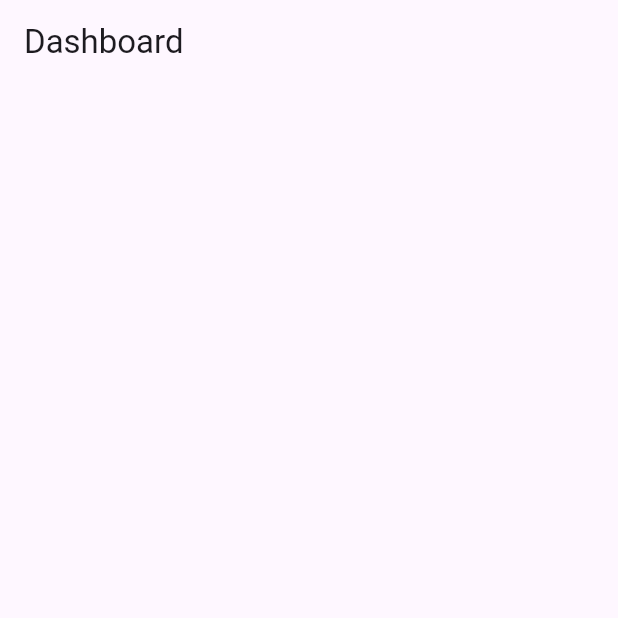
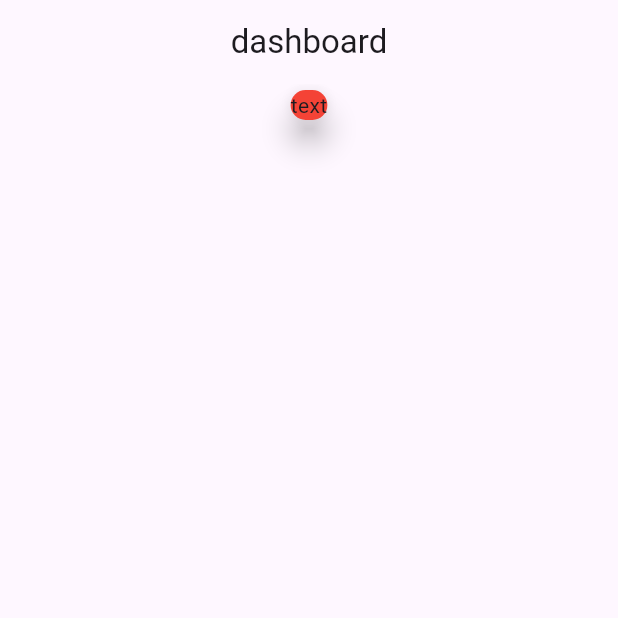
Before and after one commit to AbdulReyza/week8, a Flutter app: the screen it shows after launch, on a phone screen of 412 x 824 dp, the top half of it. Run offline on Flutter 3.47's test engine with Material 3 defaults, Android fonts, the phone set to English and light mode, and no system bars.

Commit message:
membuat text di tengah dengan warna

```diff
--- a/lib/pages/pages_latihan1.dart
+++ b/lib/pages/pages_latihan1.dart
@@ -8,13 +8,26 @@ class MyHome extends StatelessWidget {
  @override
   Widget build(BuildContext context) {
     return Scaffold(
-      appBar: AppBar(title: const Text("Dashboard"), actions: const []),
-      body: SingleChildScrollView(
-        child: Container(
-          padding: const EdgeInsets.all(20.0),
-          child: const Column(children: []),
+      appBar: AppBar(
+              title: const Text("dashboard"),
+              centerTitle: true,
+              actions: const [],
         ),
-      ),
+        body: Center(
+              child: Container(
+                child: Column(
+                  children: [
+                    Card(
+                      elevation: 8,
+                      color: Colors.red,
+                      child: Text(
+                        'text',
+                      ),
+                    ),
+                  ]
+                )
+              )
+        ),
     );
   }
 }
```
